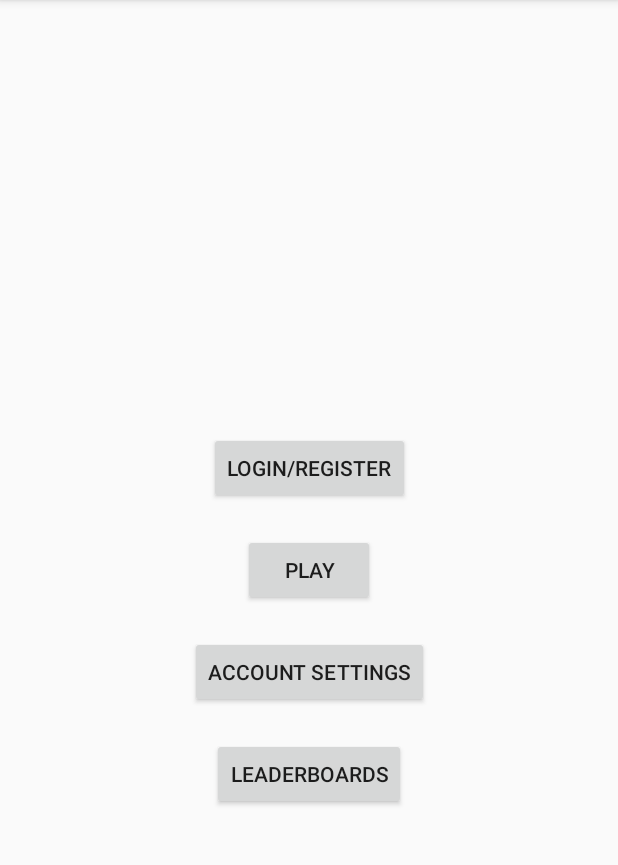
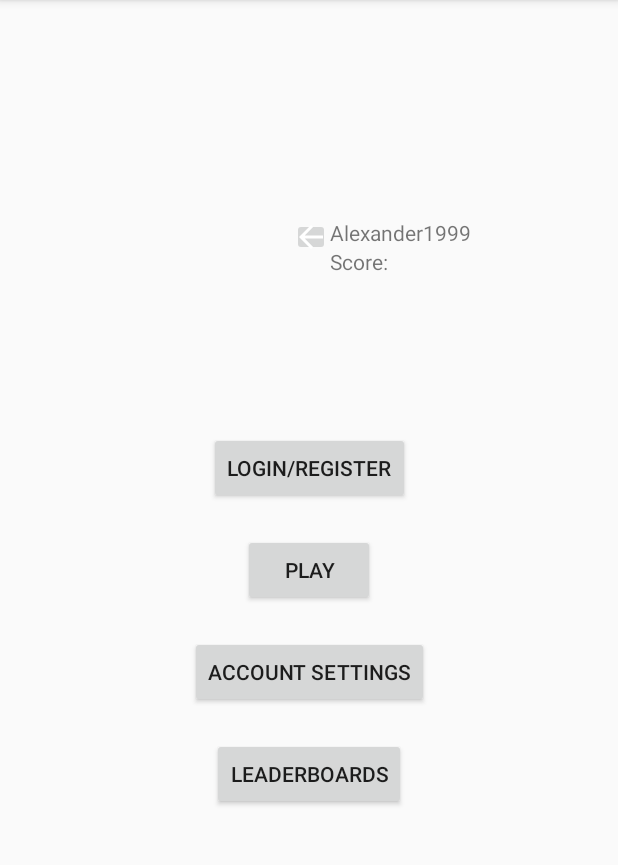
Before and after one commit to FlaviuIusan/Trivia, an Android app: the screen it shows after launch (MainActivity), after a tap on "LOGIN/REGISTER", on a phone screen of 412 x 824 dp, the part 84-949 px from its top. Run offline under Robolectric (Android 15) with nearby library versions, the phone set to English and light mode, and no system bars; our stand-ins replace Firebase (no records; nobody signed in at launch, a user with empty details on screens opened directly); libraries missing offline, so code that uses them is left out: com.auth0.android; 5 statements that could not run were skipped; 2 other taps on this screen came first.

Commit message:
Fragment afisare date user, play activity scroll la ultimul mesaj primit.

```diff
--- /dev/null
+++ b/app/src/main/java/com/example/fazan/Action.java
@@ -0,0 +1,6 @@
+package com.example.fazan;
+
+public interface Action {
+
+    void perform();
+}
--- /dev/null
+++ b/app/src/main/java/com/example/fazan/DisplayUserDataFragment.java
@@ -0,0 +1,50 @@
+package com.example.fazan;
+
+import android.os.Bundle;
+import android.view.LayoutInflater;
+import android.view.View;
+import android.view.ViewGroup;
+
+import androidx.annotation.NonNull;
+import androidx.annotation.Nullable;
+import androidx.appcompat.widget.AppCompatEditText;
+import androidx.appcompat.widget.AppCompatTextView;
+import androidx.fragment.app.Fragment;
+
+public class DisplayUserDataFragment extends Fragment {
+
+    View view;
+    Action actiuneFragmentButtonApasat;
+
+    public void setActiuneButtonFragmentApasat(Action actiuneButtonFragmentApasat){
+        this.actiuneFragmentButtonApasat = actiuneButtonFragmentApasat;
+    }
+
+    public void changeTextInTextViewUsername(String text){
+        final AppCompatTextView textViewUsername = view.findViewById(R.id.textViewUsername);
+        textViewUsername.setText(text);
+    }
+
+    public void changeTextInTextViewScore(String text){
+        final AppCompatTextView textViewScore = view.findViewById(R.id.textViewScore);
+        textViewScore.setText(text);
+    }
+
+    @Override
+    public void onCreate(@Nullable Bundle savedInstanceState) {
+        super.onCreate(savedInstanceState);
+    }
+
+    @Nullable
+    @Override
+    public View onCreateView(@NonNull LayoutInflater inflater, @Nullable ViewGroup container, @Nullable Bundle savedInstanceState) {
+        view = inflater.inflate(R.layout.userdata_fragment, container, false);
+        view.findViewById(R.id.buttonFragment).setOnClickListener(new View.OnClickListener() {
+            @Override
+            public void onClick(View v) {
+                actiuneFragmentButtonApasat.perform();
+            }
+        });
+        return view;
+    }
+}
--- a/app/src/main/java/com/example/fazan/MainActivity.java
+++ b/app/src/main/java/com/example/fazan/MainActivity.java
@@ -1,8 +1,7 @@
 package com.example.fazan;
 
-import android.app.Activity;
+import android.animation.ObjectAnimator;
 import android.app.Dialog;
-import android.content.Context;
 import android.content.Intent;
 import android.os.Bundle;
 import android.util.Log;
@@ -12,6 +11,8 @@ import android.widget.Toast;
 import androidx.annotation.NonNull;
 import androidx.annotation.Nullable;
 import androidx.appcompat.app.AppCompatActivity;
+import androidx.fragment.app.FragmentManager;
+import androidx.fragment.app.FragmentTransaction;
 
 import com.auth0.android.Auth0;
 import com.auth0.android.authentication.AuthenticationAPIClient;
@@ -33,6 +34,9 @@ public class MainActivity extends AppCompatActivity {
     Credentials userCredentials;
     final FirebaseDatabase database = FirebaseDatabase.getInstance();
     final DatabaseReference databaseReference = database.getReference();
+    DisplayUserDataFragment fragment;
+    Boolean fragmentAfisat=false;
+
 
     @Override
     protected void onCreate(@Nullable Bundle savedInstanceState) {
@@ -40,6 +44,29 @@ public class MainActivity extends AppCompatActivity {
         setContentView(R.layout.main_activity);
 
         user = new User();
+        fragment = new DisplayUserDataFragment();
+
+        FragmentManager fragmentManager = getSupportFragmentManager();
+        FragmentTransaction fragmentTransaction = fragmentManager.beginTransaction();
+        fragment.setActiuneButtonFragmentApasat(new Action() {
+            @Override
+            public void perform() {
+                if(fragmentAfisat){
+                    fragmentAfisat = false;
+                    ObjectAnimator animation1 = ObjectAnimator.ofFloat(findViewById(R.id.frameLayoutFragment), "translationX", -15);
+                    animation1.setDuration(1000);
+                    animation1.start();
+                }else {
+                    fragmentAfisat = true;
+                    ObjectAnimator animation = ObjectAnimator.ofFloat(findViewById(R.id.frameLayoutFragment), "translationX", -300);
+                    animation.setDuration(1000);
+                    animation.start();
+
+                }
+            }
+        });
+        fragmentTransaction.add(R.id.frameLayoutFragment, fragment);
+        fragmentTransaction.commit();
 
         findViewById(R.id.buttonPlay).setOnClickListener(new View.OnClickListener() {
             @Override
@@ -109,12 +136,16 @@ public class MainActivity extends AppCompatActivity {
                                                         if (dataSnapshot.child("users").hasChild(user.userId)) {
                                                             user.score = (long) dataSnapshot.child("users").child(user.userId).child("score").getValue();
                                                             user.username = (String) dataSnapshot.child("users").child(user.userId).child("username").getValue();
+                                                            fragment.changeTextInTextViewUsername(user.username);
+                                                            fragment.changeTextInTextViewScore(Integer.valueOf((int)user.score).toString());
 
                                                         } else {
                                                             Log.e("else", "else else");
                                                             databaseReference.child("users").child(user.userId).setValue(new User(user.userId, 0, null));
                                                             user.username = user.userId;
                                                             user.score = 0;
+                                                            fragment.changeTextInTextViewUsername(user.username);
+                                                            fragment.changeTextInTextViewScore(Integer.valueOf((int)user.score).toString());
                                                         }
                                                     }
 
@@ -162,6 +193,7 @@ public class MainActivity extends AppCompatActivity {
             user.username = results.getString("Username");
             Log.e("Result", user.username);
             databaseReference.child("users").child(user.userId).child("username").setValue(user.username);
+            fragment.changeTextInTextViewUsername(user.username);
         }
 
     }
--- a/app/src/main/res/layout/main_activity.xml
+++ b/app/src/main/res/layout/main_activity.xml
@@ -17,7 +17,7 @@
         app:layout_constraintEnd_toEndOf="parent"
         app:layout_constraintStart_toStartOf="parent"
         app:layout_constraintTop_toTopOf="parent"
-        app:layout_constraintVertical_bias="0.4"/>
+        app:layout_constraintVertical_bias="0.4" />
 
     <Button
         android:id="@+id/buttonPlay"
@@ -49,5 +49,16 @@
         app:layout_constraintStart_toStartOf="parent"
         app:layout_constraintTop_toBottomOf="@+id/buttonPlay" />
 
+    <FrameLayout
+        android:id="@+id/frameLayoutFragment"
+        android:layout_width="165dp"
+        android:layout_height="40dp"
+        app:layout_constraintBottom_toBottomOf="parent"
+        app:layout_constraintEnd_toEndOf="parent"
+        app:layout_constraintHorizontal_bias="1.6"
+        app:layout_constraintStart_toStartOf="parent"
+        app:layout_constraintTop_toTopOf="parent"
+        app:layout_constraintVertical_bias="0.2" />
+
 
 </androidx.constraintlayout.widget.ConstraintLayout>
--- /dev/null
+++ b/app/src/main/res/layout/userdata_fragment.xml
@@ -0,0 +1,36 @@
+<?xml version="1.0" encoding="utf-8"?>
+<androidx.constraintlayout.widget.ConstraintLayout xmlns:android="http://schemas.android.com/apk/res/android"
+    xmlns:app="http://schemas.android.com/apk/res-auto"
+    xmlns:tools="http://schemas.android.com/tools"
+    android:layout_width="165dp"
+    android:layout_height="40dp">
+
+    <TextView
+        android:id="@+id/textViewUsername"
+        android:layout_width="wrap_content"
+        android:layout_height="wrap_content"
+        android:text="Alexander1999"
+        app:layout_constraintEnd_toEndOf="parent"
+        app:layout_constraintHorizontal_bias="0.0"
+        app:layout_constraintStart_toEndOf="@+id/buttonFragment"
+        app:layout_constraintTop_toTopOf="parent" />
+
+    <TextView
+        android:id="@+id/textViewScore"
+        android:layout_width="wrap_content"
+        android:layout_height="wrap_content"
+        android:text="Score:"
+        app:layout_constraintEnd_toEndOf="parent"
+        app:layout_constraintHorizontal_bias="0.0"
+        app:layout_constraintStart_toEndOf="@+id/buttonFragment"
+        app:layout_constraintTop_toBottomOf="@+id/textViewUsername" />
+
+    <ImageButton
+        android:id="@+id/buttonFragment"
+        android:layout_width="25dp"
+        android:layout_height="25dp"
+        app:layout_constraintStart_toStartOf="parent"
+        app:layout_constraintTop_toTopOf="parent"
+        app:srcCompat="@drawable/abc_vector_test" />
+
+</androidx.constraintlayout.widget.ConstraintLayout>
```
Also changed, not shown: app/src/main/java/com/example/fazan/CommunicationService.java (+12 -6 lines), app/src/main/java/com/example/fazan/PlayActivity.java (+36 -3 lines), app/src/main/java/com/example/fazan/PlayActivityBReceiver.java (+14 -1 lines), app/src/main/res/layout/play_activity.xml (+11 -0 lines).
